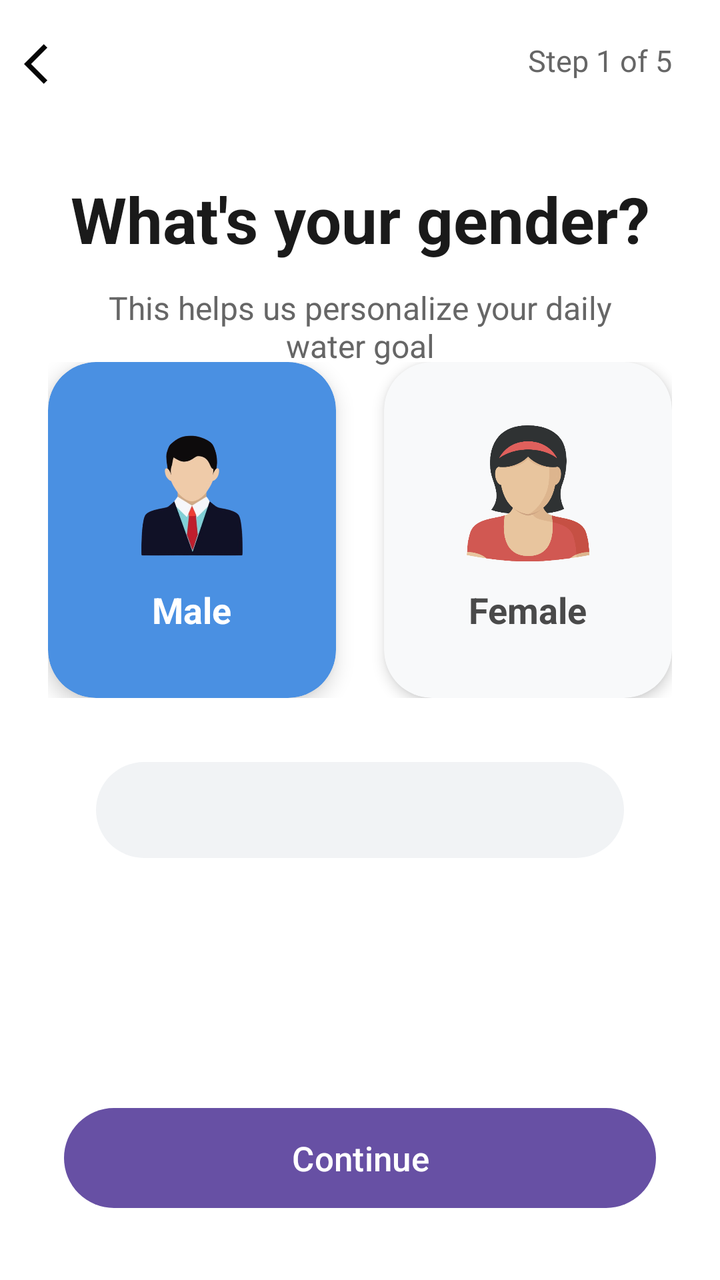
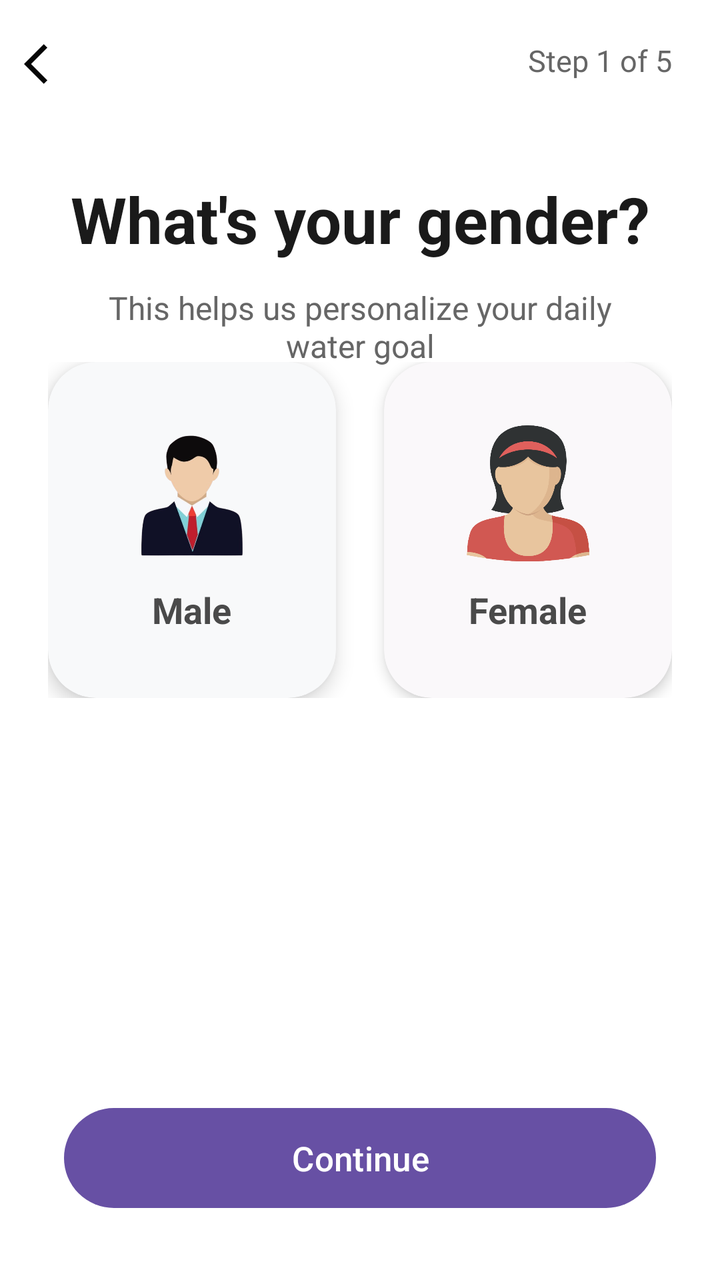

An Android layout rendered at two revisions. The XML below is the earlier revision; the diff shows what the commit changed to produce the second picture.
<!-- AndroidManifest.xml: application theme Theme.WaterReminder -->
<!-- res/layout/activity_gender_selection.xml -->
<?xml version="1.0" encoding="utf-8"?>
<androidx.constraintlayout.widget.ConstraintLayout xmlns:android="http://schemas.android.com/apk/res/android"
    xmlns:app="http://schemas.android.com/apk/res-auto"
    android:layout_width="match_parent"
    android:layout_height="match_parent"
    android:background="#FFFFFF">

    
    <ImageView
        android:id="@+id/btn_back"
        android:layout_width="wrap_content"
        android:layout_height="wrap_content"
        android:src="@drawable/baseline_arrow_back_ios_24"
        android:padding="12dp"
        app:layout_constraintTop_toTopOf="parent"
        app:layout_constraintStart_toStartOf="parent"
        android:layout_marginTop="8dp" />

    <TextView
        android:id="@+id/tv_header"
        android:layout_width="wrap_content"
        android:layout_height="wrap_content"
        android:text="Step 1 of 5"
        android:textSize="15sp"
        android:textColor="#666666"
        app:layout_constraintTop_toTopOf="parent"
        app:layout_constraintEnd_toEndOf="parent"
        android:layout_marginTop="20dp"
        android:layout_marginEnd="24dp" />

    
    <TextView
        android:id="@+id/tv_title"
        android:layout_width="0dp"
        android:layout_height="wrap_content"
        android:text="What's your gender?"
        android:textSize="32sp"
        android:textColor="#1A1A1A"
        android:textStyle="bold"
        android:gravity="center"
        android:lineSpacingExtra="6dp"
        app:layout_constraintTop_toBottomOf="@id/btn_back"
        app:layout_constraintStart_toStartOf="parent"
        app:layout_constraintEnd_toEndOf="parent"
        android:layout_marginTop="32dp"
        android:layout_marginHorizontal="32dp" />

    
    <TextView
        android:layout_width="0dp"
        android:layout_height="wrap_content"
        android:text="This helps us personalize your daily water goal"
        android:textSize="16sp"
        android:textColor="#666666"
        android:gravity="center"
        app:layout_constraintTop_toBottomOf="@id/tv_title"
        app:layout_constraintStart_toStartOf="parent"
        app:layout_constraintEnd_toEndOf="parent"
        android:layout_marginTop="12dp"
        android:layout_marginHorizontal="40dp" />

    
    <LinearLayout
        android:id="@+id/gender_container"
        android:layout_width="0dp"
        android:layout_height="wrap_content"
        android:orientation="horizontal"
        android:gravity="center"
        android:layout_marginTop="50dp"
        app:layout_constraintTop_toBottomOf="@id/tv_title"
        app:layout_constraintStart_toStartOf="parent"
        app:layout_constraintEnd_toEndOf="parent"
        android:paddingHorizontal="24dp">

        
        <androidx.cardview.widget.CardView
            android:id="@+id/card_male"
            android:layout_width="0dp"
            android:layout_height="168dp"
            android:layout_weight="1"
            android:src="@drawable/male"
            app:cardCornerRadius="24dp"
            app:cardElevation="6dp"
            app:cardBackgroundColor="#4A90E2"
            android:layout_marginEnd="12dp">

            <LinearLayout
                android:layout_width="match_parent"
                android:layout_height="match_parent"
                android:orientation="vertical"
                android:gravity="center">

                <ImageView
                    android:layout_width="68dp"
                    android:layout_height="68dp"
                    android:src="@drawable/male"
                    android:layout_marginBottom="12dp" />

                <TextView
                    android:layout_width="wrap_content"
                    android:layout_height="wrap_content"
                    android:text="Male"
                    android:textColor="#FFFFFF"
                    android:textSize="18sp"
                    android:textStyle="bold" />

            </LinearLayout>
        </androidx.cardview.widget.CardView>

        
        <androidx.cardview.widget.CardView
            android:id="@+id/card_female"
            android:layout_width="0dp"
            android:layout_height="168dp"
            android:layout_weight="1"
            app:cardCornerRadius="24dp"
            app:cardElevation="4dp"
            app:cardBackgroundColor="#F8F9FA"
            android:layout_marginStart="12dp">

            <LinearLayout
                android:layout_width="match_parent"
                android:layout_height="match_parent"
                android:orientation="vertical"
                android:gravity="center">

                <ImageView
                    android:layout_width="68dp"
                    android:layout_height="68dp"
                    android:src="@drawable/female" />

                <TextView
                    android:layout_width="wrap_content"
                    android:layout_height="wrap_content"
                    android:text="Female"
                    android:textColor="#4A4A4A"
                    android:textSize="18sp"
                    android:textStyle="bold"
                    android:layout_marginTop="12dp" />

            </LinearLayout>
        </androidx.cardview.widget.CardView>

    </LinearLayout>

    

    

    <com.google.android.material.button.MaterialButton
        android:id="@+id/btn_others"
        android:layout_width="0dp"
        android:layout_height="56dp"
        android:layout_marginHorizontal="48dp"
        android:layout_marginTop="28dp"
        android:textColor="#555555"
        android:textSize="17sp"
        app:backgroundTint="#F1F3F5"
        app:cornerRadius="28dp"
        app:layout_constraintEnd_toEndOf="parent"
        app:layout_constraintHorizontal_bias="0.583"
        app:layout_constraintStart_toStartOf="parent"
        app:layout_constraintTop_toBottomOf="@id/gender_container" />

    <com.google.android.material.button.MaterialButton
        android:id="@+id/btn_next"
        android:layout_width="0dp"
        android:layout_height="58dp"
        android:text="Continue"
        android:textSize="17sp"
        app:cornerRadius="30dp"
        app:layout_constraintBottom_toBottomOf="parent"
        app:layout_constraintStart_toStartOf="parent"
        app:layout_constraintEnd_toEndOf="parent"
        android:layout_marginHorizontal="32dp"
        android:layout_marginBottom="32dp" />

</androidx.constraintlayout.widget.ConstraintLayout>
<!-- resources referenced by this layout -->
<resources>
  <!-- drawable baseline_arrow_back_ios_24 (drawable) -->
  <vector xmlns:android="http://schemas.android.com/apk/res/android" android:autoMirrored="true" android:height="24dp" android:tint="#050505" android:viewportHeight="24" android:viewportWidth="24" android:width="24dp">
        
      <path android:fillColor="@android:color/white" android:pathData="M11.67,3.87L9.9,2.1 0,12l9.9,9.9 1.77,-1.77L3.54,12z"/>
      
  </vector>
  <!-- drawable female: png bitmap (drawable, 23570 bytes) -->
  <!-- drawable male: png bitmap (drawable, 87660 bytes) -->
  <style name="Theme.WaterReminder" parent="Base.Theme.WaterReminder" />
  <style name="Base.Theme.WaterReminder" parent="Theme.Material3.DayNight.NoActionBar">
          
          
      </style>
</resources>

<!-- the commit's change to res/layout/activity_gender_selection.xml (unified diff, before → after) -->
@@ -81,7 +81,7 @@
             android:src="@drawable/male"
             app:cardCornerRadius="24dp"
             app:cardElevation="6dp"
-            app:cardBackgroundColor="#4A90E2"
+            app:cardBackgroundColor="#F8F9FA"
             android:layout_marginEnd="12dp">
 
             <LinearLayout
@@ -100,7 +100,7 @@
                     android:layout_width="wrap_content"
                     android:layout_height="wrap_content"
                     android:text="Male"
-                    android:textColor="#FFFFFF"
+                    android:textColor="#4A4A4A"
                     android:textSize="18sp"
                     android:textStyle="bold" />
 
@@ -115,7 +115,7 @@
             android:layout_weight="1"
             app:cardCornerRadius="24dp"
             app:cardElevation="4dp"
-            app:cardBackgroundColor="#F8F9FA"
+            app:cardBackgroundColor="#FAF8FA"
             android:layout_marginStart="12dp">
 
             <LinearLayout
@@ -148,21 +148,6 @@
     
 
     <com.google.android.material.button.MaterialButton
-        android:id="@+id/btn_others"
-        android:layout_width="0dp"
-        android:layout_height="56dp"
-        android:layout_marginHorizontal="48dp"
-        android:layout_marginTop="28dp"
-        android:textColor="#555555"
-        android:textSize="17sp"
-        app:backgroundTint="#F1F3F5"
-        app:cornerRadius="28dp"
-        app:layout_constraintEnd_toEndOf="parent"
-        app:layout_constraintHorizontal_bias="0.583"
-        app:layout_constraintStart_toStartOf="parent"
-        app:layout_constraintTop_toBottomOf="@id/gender_container" />
-
-    <com.google.android.material.button.MaterialButton
         android:id="@+id/btn_next"
         android:layout_width="0dp"
         android:layout_height="58dp"
